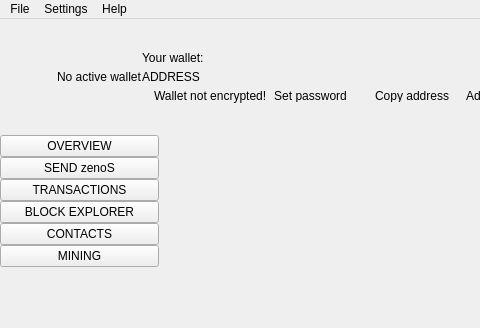
Above: src/Gui/MainWindow/MainWindow.ui from zeno-project/zeno-gui before the change; both pictures show x 0 to 480 and y 0 to 328 of the 1273 by 824 pixel window. Below: the same form after it.
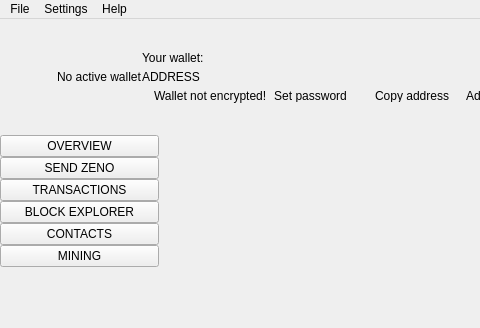
That is the form after the change. Icons and pictures are not drawn. Custom widgets are drawn as their Qt base class.

Patch:
```diff
--- a/src/Gui/MainWindow/MainWindow.ui
+++ b/src/Gui/MainWindow/MainWindow.ui
@@ -620,7 +620,7 @@
             <enum>Qt::NoFocus</enum>
            </property>
            <property name="text">
-            <string>SEND zenoS</string>
+            <string>SEND ZENO</string>
            </property>
            <property name="checkable">
             <bool>true</bool>
```
Left out of the diff: 2 changed lines with no effect on the pictures.
